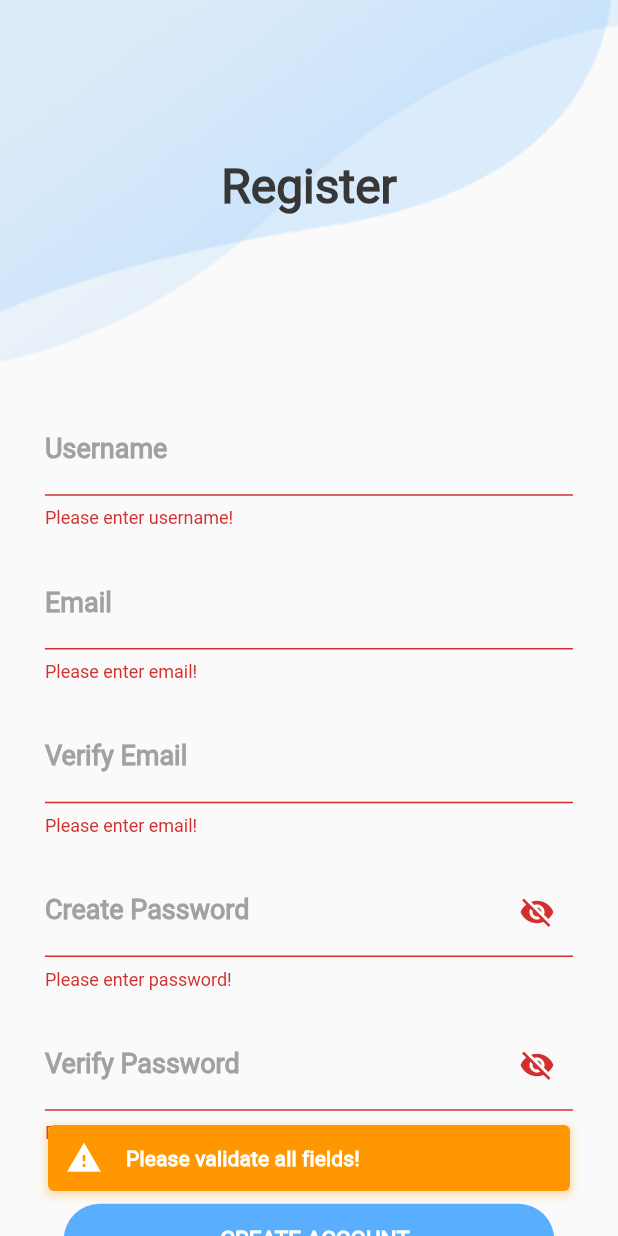
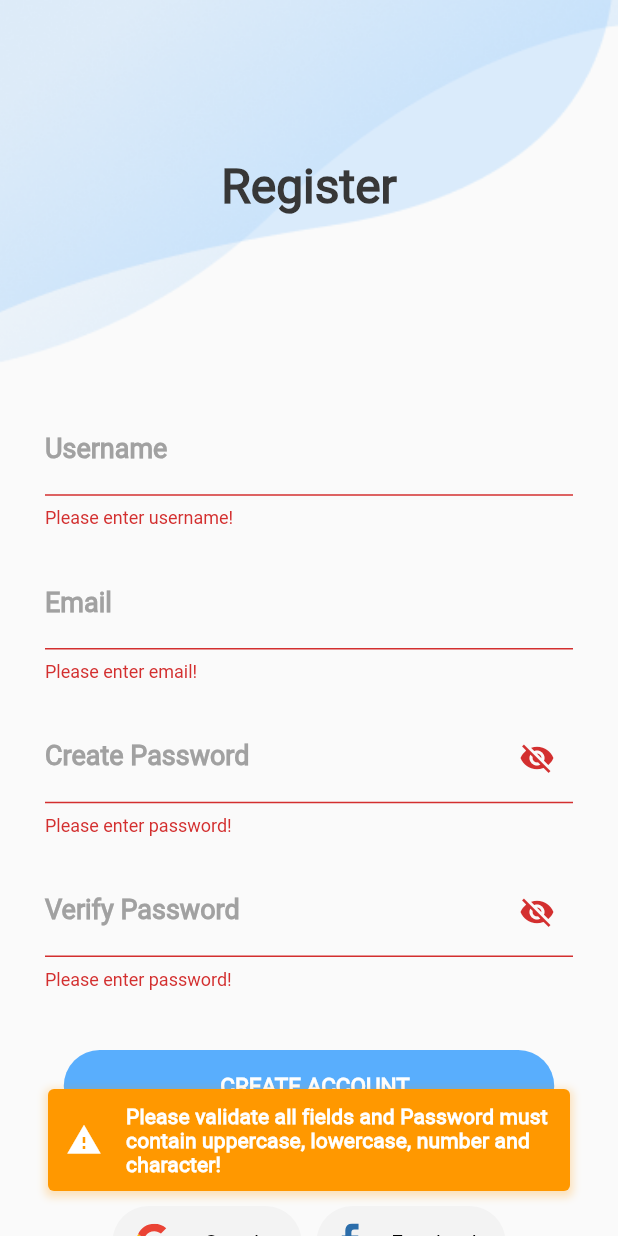
Before and after one commit to gautam232019/acadeque_student_app, a Flutter app: the RegisterScreen screen opened by its route, after a tap on "CREATE ACCOUNT", on a phone screen of 412 x 824 dp. Run offline on Flutter 3.47's test engine with Material 2 defaults, Android fonts, the phone set to English and light mode, and no system bars; drawn by our look-alikes of oktoast; our stand-ins replace calendar_timeline, dio, firebase_auth, firebase_core, flutter_svg, get_storage and 3 more; missing offline and left inert: flutter_facebook_auth, jwt_decode; accounts and stored records are empty; Roboto replaces fonts that are missing (Quicksand); project files that could hold a hidden picture were left out.

Commit message:
email and password validation added

```diff
--- a/lib/modules/login/login_state.dart
+++ b/lib/modules/login/login_state.dart
@@ -34,6 +34,7 @@ class LoginState extends BaseState {
   String? token;
 
   onSubmit(context) async {
+    if (formKey.currentState!.validate()) {
       setLoading(true);
       try {
         final finalEmail = userName.replaceAll(' ', '');
@@ -62,6 +63,7 @@ class LoginState extends BaseState {
         setLoading(false);
       }
     }
+  }
 
   onFinalNativeSubmit(context) async {
     try {
@@ -69,9 +71,6 @@ class LoginState extends BaseState {
       String? name = LocalStorageService().read(LocalStorageKeys.userName);
 
       String? storedEmail = LocalStorageService().read(LocalStorageKeys.email);
-      if (name != null) {
-        final finalName = name.replaceAll(' ', '');
-      }
       if (storedEmail == finalEmail) {
         final response = await dio.get(
             "/auth/provider?user=student&provider=password&idToken=$token&name=$name");
--- a/lib/modules/register/register_screen.dart
+++ b/lib/modules/register/register_screen.dart
@@ -104,6 +104,11 @@ class RegisterScreen extends StatelessWidget {
                       validator: (val) {
                         if (val == null || val.isEmpty) {
                           return "Please enter email!";
+                        } else if (RegExp(
+                                    r"^[a-zA-Z0-9.a-zA-Z0-9.!#$%&'*+-/=?^_`{|}~]+@[a-zA-Z0-9]+\.[a-zA-Z]+")
+                                .hasMatch(val) ==
+                            false) {
+                          return "Plesae enter valid email";
                         }
                         return null;
                       },
@@ -127,41 +132,16 @@ class RegisterScreen extends StatelessWidget {
                   padding:
                       const EdgeInsets.only(left: 30, right: 30, bottom: 20),
                   child: TextFormField(
-                      onChanged: state.onVerifyEmailChange,
-                      validator: (val) {
-                        if (val == null || val.isEmpty) {
-                          return "Please enter email!";
-                        } else if (val.replaceAll(' ', '') !=
-                            state.email.replaceAll(' ', '')) {
-                          return "Email does not match!";
-                        }
-                        return null;
-                      },
-                      decoration: const InputDecoration(
-                          labelText: "Verify Email",
-                          hintText: '',
-                          hintStyle: TextStyle(
-                              color: Colors.black,
-                              fontSize: 10,
-                              fontFamily: 'Roboto',
-                              fontWeight: FontWeight.bold),
-                          labelStyle: TextStyle(
-                              color: Color(0xFFA1A1A1),
-                              fontFamily: 'Roboto',
-                              fontWeight: FontWeight.bold,
-                              fontSize: 18),
-                          border: UnderlineInputBorder(
-                              borderSide: BorderSide(color: Colors.black)))),
-                ),
-                Padding(
-                  padding:
-                      const EdgeInsets.only(left: 30, right: 30, bottom: 20),
-                  child: TextFormField(
                       obscureText: state.hidePassword,
                       onChanged: state.onPasswordChange,
                       validator: (val) {
                         if (val == null || val.isEmpty) {
                           return "Please enter password!";
+                        } else if (RegExp(
+                                    "(?=.*\\d)(?=.*[a-z])(?=.*[A-Z])(?=.*\\W)")
+                                .hasMatch(val) ==
+                            false) {
+                          return "Password is week!";
                         }
                         return null;
                       },
--- a/lib/modules/register/register_state.dart
+++ b/lib/modules/register/register_state.dart
@@ -47,13 +47,7 @@ class RegisterState extends BaseState {
     notifyListeners();
   }
 
-  String verifyEmail = "";
   String verifyPassword = "";
-
-  onVerifyEmailChange(String val) {
-    verifyEmail = val.replaceAll(' ', '');
-    notifyListeners();
-  }
 
   onVerifyPasswordChange(val) {
     verifyPassword = val;
@@ -80,7 +74,8 @@ class RegisterState extends BaseState {
         ToastService().e(err.message!);
       }
     } else {
-      ToastService().w("Please validate all fields!");
+      ToastService().w(
+          "Please validate all fields and Password must contain uppercase, lowercase, number and character!");
     }
     setLoading(false);
   }
```
Also changed, not shown: lib/modules/doubt_screen/tabs/profile/profile_screen.dart (+29 -2 lines), lib/modules/doubt_screen/tabs/profile/profile_state.dart (+12 -1 lines), lib/modules/login/login_screen.dart (+7 -2 lines). Lines whose indentation alone changed are shown as unchanged.
